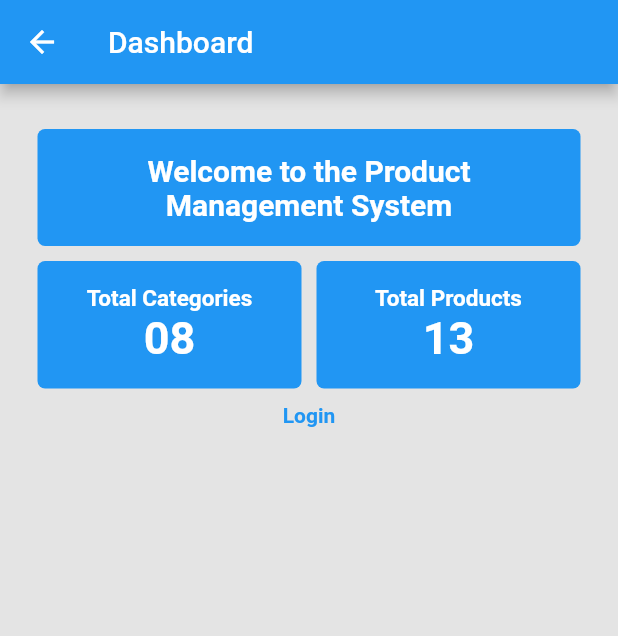
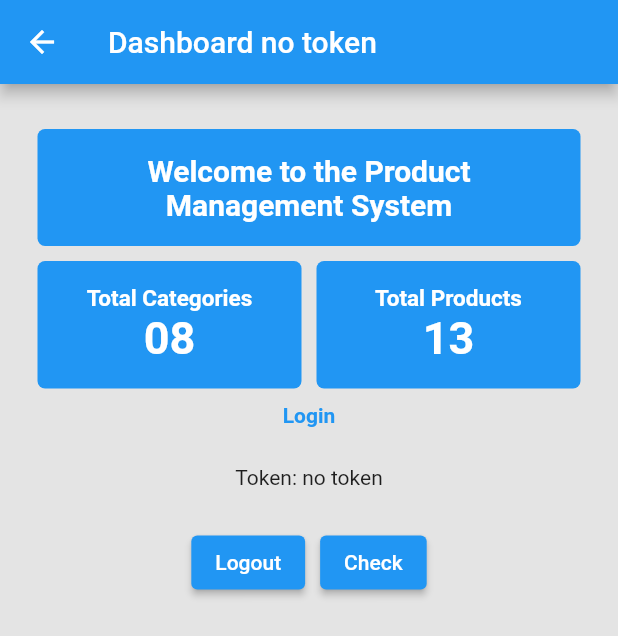
Before and after one commit to chamikacme/flutter-product-management-system-app, a Flutter app: the screen it shows after launch, after a tap on "Dashboard", on a phone screen of 412 x 824 dp. Shown: the top 636 px of the screen. Run offline on Flutter 3.47's test engine with Material 2 defaults, Android fonts, the phone set to English and light mode, and no system bars; our stand-ins replace bloc, flutter_bloc.

Commit message:
Temp commit[state change added]

```diff
--- a/lib/bloc/auth_bloc/auth_bloc.dart
+++ b/lib/bloc/auth_bloc/auth_bloc.dart
@@ -6,7 +6,7 @@ part 'auth_event.dart';
 part 'auth_state.dart';
 
 class AuthBloc extends Bloc<AuthEvent, AuthState> {
-  AuthBloc() : super(const AuthInitial(token: '')) {
+  AuthBloc() : super(const AuthInitial(token: 'no token')) {
     on<AuthEvent>((event, emit) {
       if (event is TokenChanged) {
         emit(AuthInitial(token: event.token));
--- a/lib/main.dart
+++ b/lib/main.dart
@@ -3,8 +3,15 @@ import 'pages/login_page.dart';
 import 'pages/register_page.dart';
 import 'pages/dashboard.dart';
 
+import 'package:flutter_bloc/flutter_bloc.dart';
+import 'package:newapp/bloc/auth_bloc/auth_bloc.dart';
+
 void main() {
-  runApp(const MyApp());
+  final BlocProvider<AuthBloc> authBlocProvider = BlocProvider<AuthBloc>(
+    create: (context) => AuthBloc(),
+    child: const MyApp(),
+  );
+  runApp(authBlocProvider);
 }
 
 class MyApp extends StatelessWidget {
--- a/lib/pages/dashboard.dart
+++ b/lib/pages/dashboard.dart
@@ -1,4 +1,7 @@
 import 'package:flutter/material.dart';
+
+import 'package:flutter_bloc/flutter_bloc.dart';
+import 'package:newapp/bloc/auth_bloc/auth_bloc.dart';
 
 class DashboardPage extends StatelessWidget {
   const DashboardPage({Key? key}) : super(key: key);
@@ -7,9 +10,12 @@ class DashboardPage extends StatelessWidget {
 
   @override
   Widget build(BuildContext context) {
+    final AuthBloc authBloc = BlocProvider.of<AuthBloc>(context);
+    return BlocBuilder<AuthBloc, AuthState>(
+      builder: (context, state) {
         return Scaffold(
           appBar: AppBar(
-        title: const Text('Dashboard'),
+            title: Text('Dashboard ${state.token}'),
           ),
           backgroundColor: const Color.fromARGB(255, 228, 228, 228),
           body: SafeArea(
@@ -46,7 +52,8 @@ class DashboardPage extends StatelessWidget {
                           child: Container(
                             decoration: const BoxDecoration(
                               color: Colors.blue,
-                          borderRadius: BorderRadius.all(Radius.circular(5)),
+                              borderRadius:
+                                  BorderRadius.all(Radius.circular(5)),
                             ),
                             child: const Padding(
                               padding: EdgeInsets.all(16.0),
@@ -81,7 +88,8 @@ class DashboardPage extends StatelessWidget {
                           child: Container(
                             decoration: const BoxDecoration(
                               color: Colors.blue,
-                          borderRadius: BorderRadius.all(Radius.circular(5)),
+                              borderRadius:
+                                  BorderRadius.all(Radius.circular(5)),
                             ),
                             child: const Padding(
                               padding: EdgeInsets.all(16.0),
@@ -124,11 +132,33 @@ class DashboardPage extends StatelessWidget {
                       ),
                     ),
                     const SizedBox(height: 25),
+                    Text("Token: ${state.token}"),
+                    const SizedBox(height: 25),
+                    Row(
+                      mainAxisAlignment: MainAxisAlignment.center,
+                      children: [
+                        ElevatedButton(
+                          onPressed: () {
+                            authBloc.add(TokenChanged(token: "logout"));
+                          },
+                          child: const Text('Logout'),
+                        ),
+                        const SizedBox(width: 10),
+                        ElevatedButton(
+                          onPressed: () {
+                            authBloc.add(TokenChanged(token: "check"));
+                          },
+                          child: const Text('Check'),
+                        ),
+                      ],
+                    )
                   ],
                 ),
               ),
             ),
           ),
         );
+      },
+    );
   }
 }
--- a/lib/pages/login_page.dart
+++ b/lib/pages/login_page.dart
@@ -1,6 +1,9 @@
 import 'package:flutter/material.dart';
 import 'package:newapp/components/styled_button.dart';
 import 'package:newapp/components/styled_textfield.dart';
+
+import 'package:flutter_bloc/flutter_bloc.dart';
+import 'package:newapp/bloc/auth_bloc/auth_bloc.dart';
 
 class LoginPage extends StatelessWidget {
   LoginPage({Key? key}) : super(key: key);
@@ -12,6 +15,9 @@ class LoginPage extends StatelessWidget {
 
   @override
   Widget build(BuildContext context) {
+    final AuthBloc authBloc = BlocProvider.of<AuthBloc>(context);
+    return BlocBuilder<AuthBloc, AuthState>(
+      builder: (context, state) {
         return Scaffold(
           backgroundColor: Colors.blue[50],
           body: SafeArea(
@@ -91,7 +97,8 @@ class LoginPage extends StatelessWidget {
                           child: const Text(
                             'Sign Up',
                             style: TextStyle(
-                            color: Colors.blue, fontWeight: FontWeight.bold),
+                                color: Colors.blue,
+                                fontWeight: FontWeight.bold),
                           ),
                         )
                       ],
@@ -110,11 +117,20 @@ class LoginPage extends StatelessWidget {
                       ),
                     ),
                     const SizedBox(height: 25),
+
+                    ElevatedButton(
+                      onPressed: () {
+                        authBloc.add(TokenChanged(token: "logout"));
+                      },
+                      child: const Text('Logout'),
+                    ),
                   ],
                 ),
               ),
             ),
           ),
         );
+      },
+    );
   }
 }
```
Lines whose indentation alone changed are shown as unchanged.
